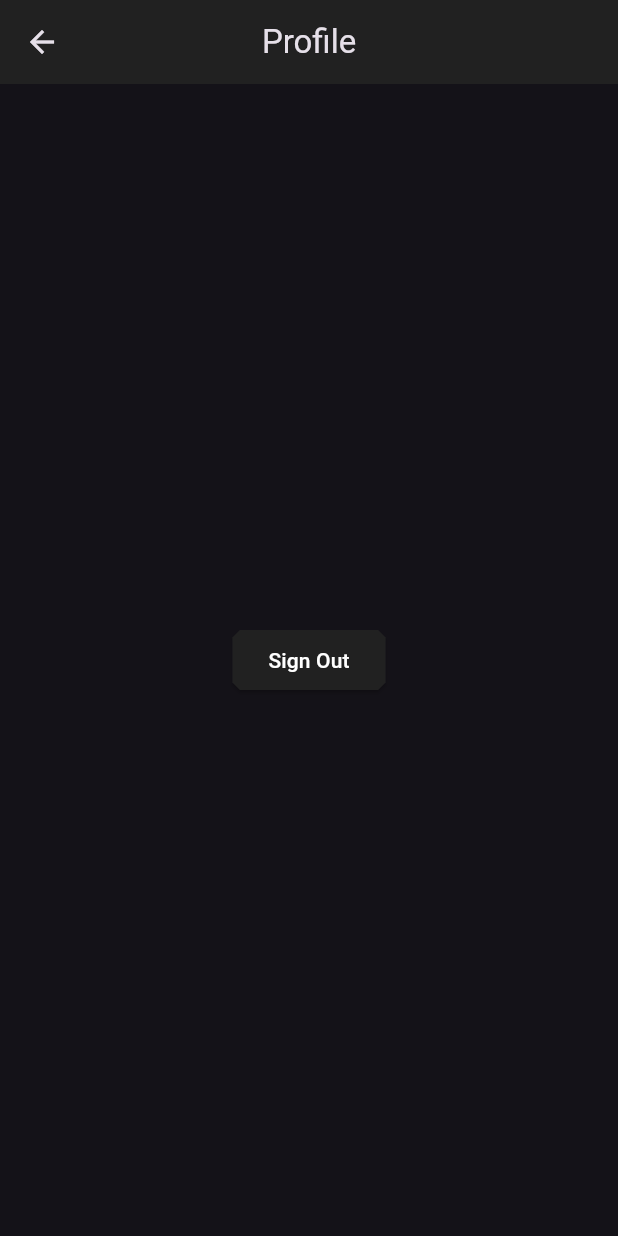
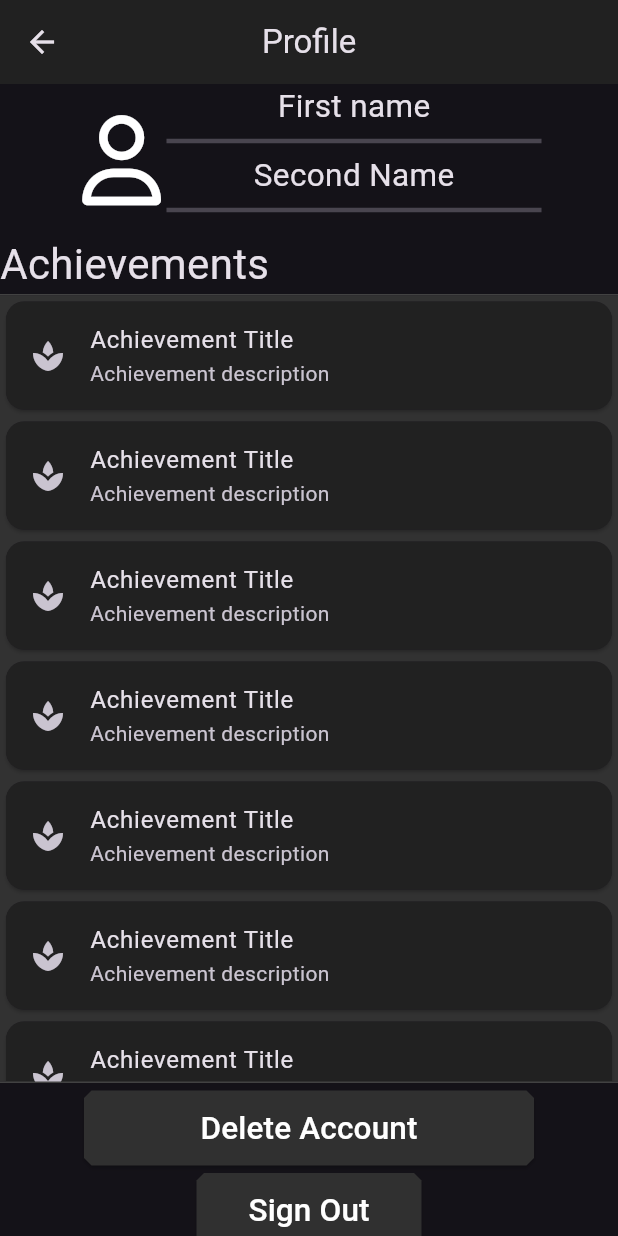
Before and after one commit to Parcelatl/QuizApp, a Flutter app: the ProfileScreen screen opened by its route, on a phone screen of 412 x 824 dp. Run offline on Flutter 3.47's test engine with Material 3 defaults, Android fonts, the phone set to English and light mode, and no system bars; our stand-ins replace firebase_auth, firebase_core, flutter_animation_progress_bar, font_awesome_flutter, google_fonts, google_sign_in and 1 more; accounts and stored records are empty; network calls fail.

Commit message:
Created Profile and modified default theme

```diff
--- a/QuizApp/quizapp/lib/Profile/profile.dart
+++ b/QuizApp/quizapp/lib/Profile/profile.dart
@@ -1,4 +1,5 @@
 import 'package:flutter/material.dart';
+import 'package:font_awesome_flutter/font_awesome_flutter.dart';
 
 import '../Services/auth.dart';
 
@@ -7,18 +8,130 @@ class ProfileScreen extends StatelessWidget {
 
   @override
   Widget build(BuildContext context) {
-    return  Scaffold(
+    return Scaffold(
       appBar: AppBar(
         centerTitle: true,
         title: const Text('Profile'),
       ),
-      body: Center(
-        child: ElevatedButton(
-          child: const Text('Sign Out'),
-          onPressed:() async {
-            await AuthService().signOut();
-            Navigator.of(context).pushNamedAndRemoveUntil('/', (route) => false);
-          },
+      body: Column(
+        mainAxisAlignment: MainAxisAlignment.spaceEvenly,
+        children: [
+          Column(
+            crossAxisAlignment: CrossAxisAlignment.stretch,
+            children: [
+              const Row(
+                mainAxisAlignment: MainAxisAlignment.center,
+                children: [
+                  Icon(FontAwesomeIcons.user, size: 60),
+                  SizedBox(
+                    height: 100,
+                    width: 250,
+                    child: Column(
+                      children: [
+                        Text(
+                          'First name',
+                          textScaler: TextScaler.linear(1.5),
+                        ),
+                        Divider(thickness: 3),
+                        Text(
+                          'Second Name',
+                          textScaler: TextScaler.linear(1.5),
+                        ),
+                        Divider(thickness: 3),
+                      ],
+                    ),
+                  ),
+                ],
+              ),
+              const Text(
+                'Achievements',
+                textScaler: TextScaler.linear(2),
+              ),
+              Container(height: 1, color: Colors.grey[800]),
+            ],
+          ),
+          ColoredBox(
+            color: Color.fromARGB(255, 50, 50, 50),
+            child: SizedBox(
+              height: 524,
+              child: ListView(
+                children: [
+                  achievementTile(const Icon(Icons.spa), 'Achievement Title',
+                      'Achievement description'),
+                  achievementTile(const Icon(Icons.spa), 'Achievement Title',
+                      'Achievement description'),
+                  achievementTile(const Icon(Icons.spa), 'Achievement Title',
+                      'Achievement description'),
+                  achievementTile(const Icon(Icons.spa), 'Achievement Title',
+                      'Achievement description'),
+                  achievementTile(const Icon(Icons.spa), 'Achievement Title',
+                      'Achievement description'),
+                  achievementTile(const Icon(Icons.spa), 'Achievement Title',
+                      'Achievement description'),
+                  achievementTile(const Icon(Icons.spa), 'Achievement Title',
+                      'Achievement description'),
+                  achievementTile(const Icon(Icons.spa), 'Achievement Title',
+                      'Achievement description'),
+                  achievementTile(const Icon(Icons.spa), 'Achievement Title',
+                      'Achievement description'),
+                ],
+              ),
+            ),
+          ),
+          Container(
+            height: 1,
+            color: Colors.grey[800],
+          ),
+          const SizedBox(height: 5),
+          Column(
+            children: [
+              SizedBox(
+                height: 50,
+                width: 300,
+                child: ElevatedButton(
+                  child: const Text(
+                    'Delete Account',
+                    textScaler: TextScaler.linear(1.5),
+                  ),
+                  onPressed: () {},
+                ),
+              ),
+              const SizedBox(height: 5),
+              SizedBox(
+                height: 50,
+                width: 150,
+                child: ElevatedButton(
+                  child: const Text(
+                    'Sign Out',
+                    textScaler: TextScaler.linear(1.5),
+                  ),
+                  onPressed: () async {
+                    await AuthService().signOut();
+                    Navigator.of(context)
+                        .pushNamedAndRemoveUntil('/', (route) => false);
+                  },
+                ),
+              ),
+              const SizedBox(height: 5),
+            ],
+          ),
+        ],
+      ),
+    );
+  }
+
+  Card achievementTile(Icon achIcon, String title, String subtitle) {
+    return Card(
+      clipBehavior: Clip.antiAlias,
+      child: InkWell(
+        onTap: () {},
+        child: ListTile(
+          tileColor: Colors.grey[900],
+          shape:
+              RoundedRectangleBorder(borderRadius: BorderRadius.circular(12)),
+          leading: achIcon,
+          title: Text(title),
+          subtitle: Text(subtitle),
         ),
       ),
     );
--- a/QuizApp/quizapp/lib/themes.dart
+++ b/QuizApp/quizapp/lib/themes.dart
@@ -9,7 +9,7 @@ var appTheme = ThemeData(
   elevatedButtonTheme: ElevatedButtonThemeData(
     style: ElevatedButton.styleFrom(
       shape: BeveledRectangleBorder(borderRadius: BorderRadius.circular(5)),
-      backgroundColor: Colors.grey[900],
+      backgroundColor: Colors.grey[850],
       foregroundColor: Colors.white,
     ),
   ),
```
